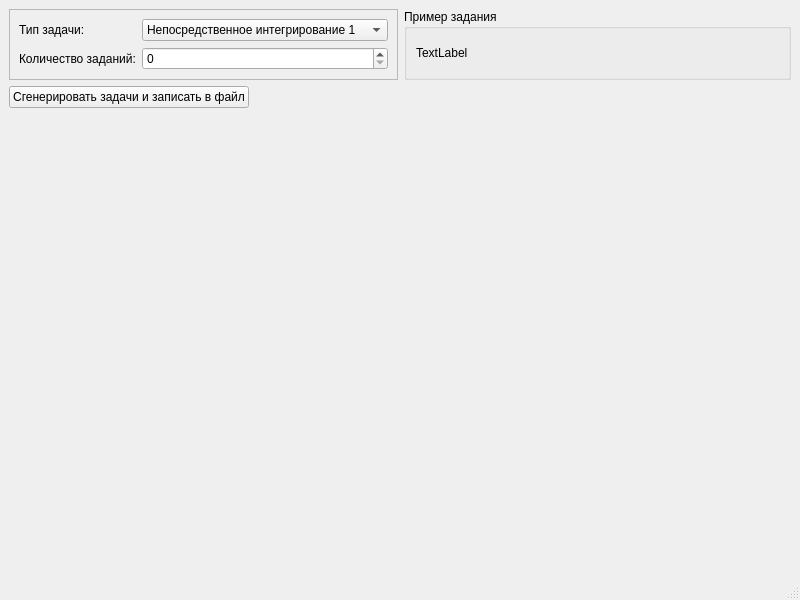
Above: generator.ui from MrSnaxx/MAgen before the change. Below: the same form after it.
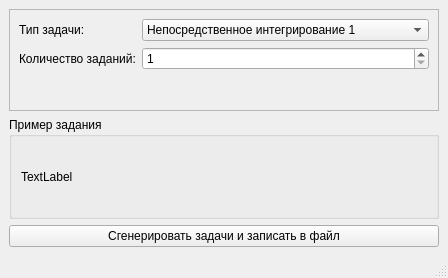
That is the form after the change.

Commit message: Финалочка

What changed in the file:
```diff
--- a/generator.ui
+++ b/generator.ui
@@ -6,16 +6,16 @@
    <rect>
     <x>0</x>
     <y>0</y>
-    <width>800</width>
-    <height>600</height>
+    <width>448</width>
+    <height>278</height>
    </rect>
   </property>
   <property name="windowTitle">
    <string>MainWindow</string>
   </property>
   <widget class="QWidget" name="centralwidget">
-   <layout class="QFormLayout" name="formLayout_2">
-    <item row="0" column="0">
+   <layout class="QVBoxLayout" name="verticalLayout_2">
+    <item>
      <widget class="QFrame" name="frame">
       <property name="sizePolicy">
        <sizepolicy hsizetype="Preferred" vsizetype="Preferred">
@@ -114,25 +114,19 @@
         </widget>
        </item>
        <item row="1" column="1">
-        <widget class="QSpinBox" name="spinBox"/>
+        <widget class="QSpinBox" name="spinBox">
+         <property name="minimum">
+          <number>1</number>
+         </property>
+         <property name="maximum">
+          <number>10</number>
+         </property>
+        </widget>
        </item>
       </layout>
      </widget>
     </item>
-    <item row="1" column="0">
-     <widget class="QPushButton" name="pushButton">
-      <property name="sizePolicy">
-       <sizepolicy hsizetype="Minimum" vsizetype="Fixed">
-        <horstretch>0</horstretch>
-        <verstretch>0</verstretch>
-       </sizepolicy>
-      </property>
-      <property name="text">
-       <string>Сгенерировать задачи и записать в файл</string>
-      </property>
-     </widget>
-    </item>
-    <item row="0" column="1">
+    <item>
      <widget class="QGroupBox" name="groupBox">
       <property name="title">
        <string>Пример задания</string>
@@ -148,6 +142,19 @@
       </layout>
      </widget>
     </item>
+    <item>
+     <widget class="QPushButton" name="pushButton">
+      <property name="sizePolicy">
+       <sizepolicy hsizetype="Minimum" vsizetype="Fixed">
+        <horstretch>0</horstretch>
+        <verstretch>0</verstretch>
+       </sizepolicy>
+      </property>
+      <property name="text">
+       <string>Сгенерировать задачи и записать в файл</string>
+      </property>
+     </widget>
+    </item>
    </layout>
   </widget>
   <widget class="QMenuBar" name="menubar">
```
Left out of the diff: 29 changed lines with no effect on the pictures. The commit also changes 1 other file.
